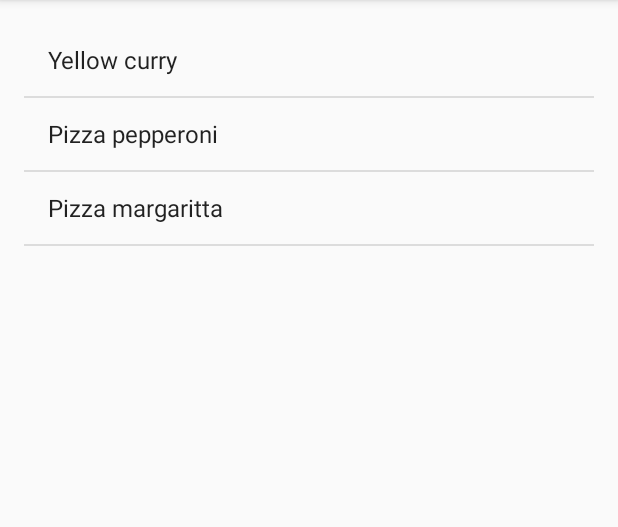
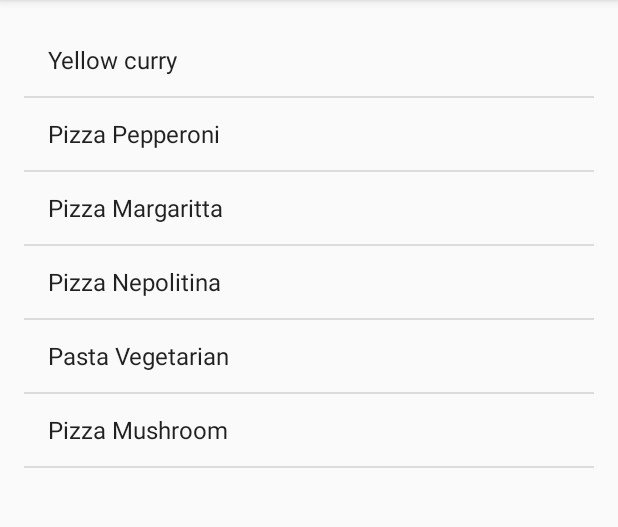
Before and after one commit to ViliusKraujutis/chear, an Android app: the screen it shows after launch (NewOrderActivity), on a phone screen of 412 x 824 dp, the part 84-611 px from its top. Run offline under Robolectric (Android 15) with nearby library versions, the phone set to English and light mode, and no system bars; our stand-ins replace ButterKnife.

Commit message:
Update strings.xml

```diff
--- a/mobile/src/main/res/values/strings.xml
+++ b/mobile/src/main/res/values/strings.xml
@@ -9,8 +9,11 @@
     <string name="new_order_confirm">Place an order</string>
     <string-array name="restaurant_menu_items">
         <item>Yellow curry</item>
-        <item>Pizza pepperoni</item>
-        <item>Pizza margaritta</item>
+        <item>Pizza Pepperoni</item>
+        <item>Pizza Margaritta</item>
+        <item>Pizza Nepolitina</item>
+        <item>Pasta Vegetarian</item>
+        <item>Pizza Mushroom</item>
     </string-array>
 
 </resources>
```
